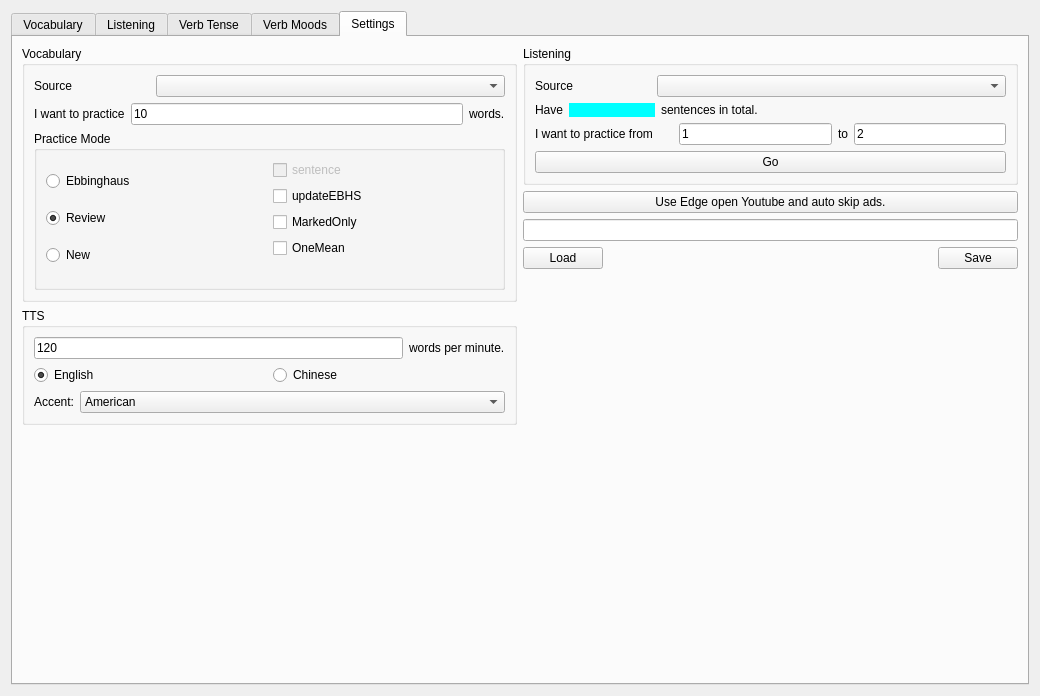
Above: ui/EnglishPractice.ui from SuWeipeng/EnglishPractice before the change. Below: the same form after it.
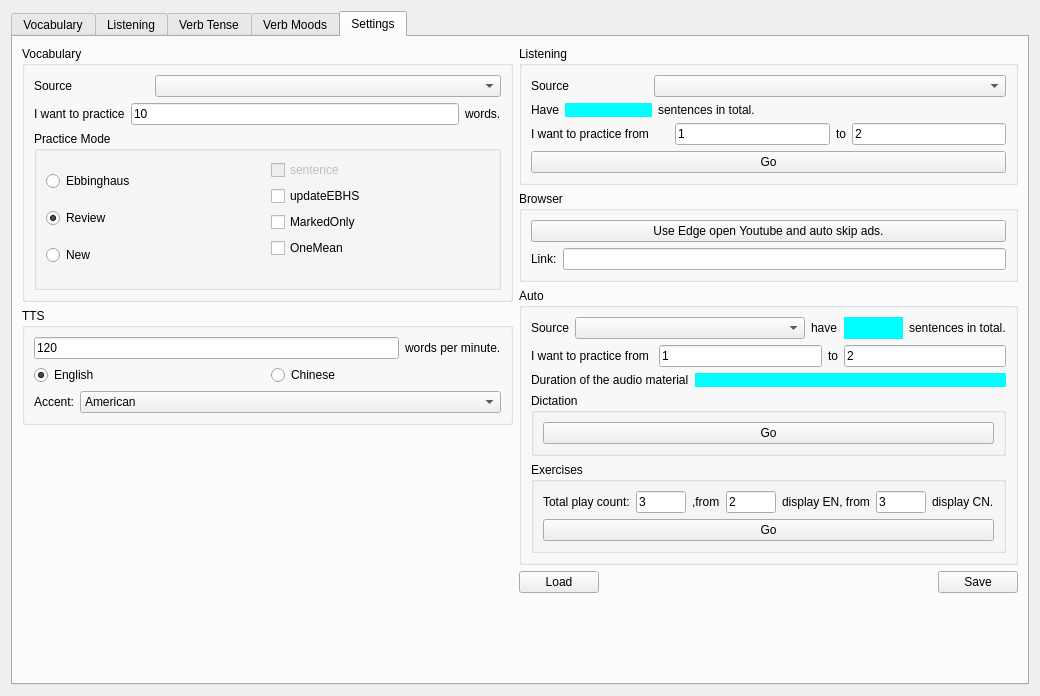
That is the form after the change. The open tabs and pages were chosen to show the change.

Commit message: Add dictation mode

```diff
--- a/ui/EnglishPractice.ui
+++ b/ui/EnglishPractice.ui
@@ -4197,14 +4197,316 @@
           </widget>
          </item>
          <item>
-          <widget class="QPushButton" name="pushButton_11">
-           <property name="text">
-            <string>Use Edge open Youtube and auto skip ads.</string>
+          <widget class="QGroupBox" name="groupBox_22">
+           <property name="title">
+            <string>Browser</string>
            </property>
+           <layout class="QVBoxLayout" name="verticalLayout_47">
+            <item>
+             <widget class="QPushButton" name="pushButton_11">
+              <property name="text">
+               <string>Use Edge open Youtube and auto skip ads.</string>
+              </property>
+             </widget>
+            </item>
+            <item>
+             <layout class="QHBoxLayout" name="horizontalLayout_65">
+              <item>
+               <widget class="QLabel" name="label_88">
+                <property name="text">
+                 <string>Link:</string>
+                </property>
+               </widget>
+              </item>
+              <item>
+               <widget class="QLineEdit" name="lineEdit_5"/>
+              </item>
+             </layout>
+            </item>
+           </layout>
           </widget>
          </item>
          <item>
-          <widget class="QLineEdit" name="lineEdit_5"/>
+          <widget class="QGroupBox" name="groupBox_23">
+           <property name="title">
+            <string>Auto</string>
+           </property>
+           <layout class="QVBoxLayout" name="verticalLayout_48">
+            <item>
+             <layout class="QHBoxLayout" name="horizontalLayout_66">
+              <item>
+               <widget class="QLabel" name="label_99">
+                <property name="text">
+                 <string>Source</string>
+                </property>
+               </widget>
+              </item>
+              <item>
+               <widget class="QComboBox" name="comboBox_4">
+                <property name="sizePolicy">
+                 <sizepolicy hsizetype="Expanding" vsizetype="Fixed">
+                  <horstretch>0</horstretch>
+                  <verstretch>0</verstretch>
+                 </sizepolicy>
+                </property>
+               </widget>
+              </item>
+              <item>
+               <widget class="QLabel" name="label_100">
+                <property name="sizePolicy">
+                 <sizepolicy hsizetype="Fixed" vsizetype="Preferred">
+                  <horstretch>0</horstretch>
+                  <verstretch>0</verstretch>
+                 </sizepolicy>
+                </property>
+                <property name="text">
+                 <string>have</string>
+                </property>
+               </widget>
+              </item>
+              <item>
+               <widget class="QLabel" name="label_101">
+                <property name="sizePolicy">
+                 <sizepolicy hsizetype="Preferred" vsizetype="Preferred">
+                  <horstretch>0</horstretch>
+                  <verstretch>0</verstretch>
+                 </sizepolicy>
+                </property>
+                <property name="minimumSize">
+                 <size>
+                  <width>59</width>
+                  <height>0</height>
+                 </size>
+                </property>
+                <property name="maximumSize">
+                 <size>
+                  <width>69</width>
+                  <height>16777215</height>
+                 </size>
+                </property>
+                <property name="styleSheet">
+                 <string notr="true">background-color: Cyan</string>
+                </property>
+                <property name="text">
+                 <string/>
+                </property>
+               </widget>
+              </item>
+              <item>
+               <widget class="QLabel" name="label_102">
+                <property name="sizePolicy">
+                 <sizepolicy hsizetype="Fixed" vsizetype="Preferred">
+                  <horstretch>0</horstretch>
+                  <verstretch>0</verstretch>
+                 </sizepolicy>
+                </property>
+                <property name="text">
+                 <string>sentences in total.</string>
+                </property>
+               </widget>
+              </item>
+             </layout>
+            </item>
+            <item>
+             <layout class="QHBoxLayout" name="horizontalLayout_69">
+              <item>
+               <widget class="QLabel" name="label_103">
+                <property name="text">
+                 <string>I want to practice from </string>
+                </property>
+               </widget>
+              </item>
+              <item>
+               <widget class="QLineEdit" name="lineEdit_6">
+                <property name="text">
+                 <string>1</string>
+                </property>
+               </widget>
+              </item>
+              <item>
+               <widget class="QLabel" name="label_104">
+                <property name="text">
+                 <string>to</string>
+                </property>
+               </widget>
+              </item>
+              <item>
+               <widget class="QLineEdit" name="lineEdit_7">
+                <property name="text">
+                 <string>2</string>
+                </property>
+               </widget>
+              </item>
+             </layout>
+            </item>
+            <item>
+             <layout class="QHBoxLayout" name="horizontalLayout_70">
+              <item>
+               <widget class="QLabel" name="label_105">
+                <property name="sizePolicy">
+                 <sizepolicy hsizetype="Fixed" vsizetype="Preferred">
+                  <horstretch>0</horstretch>
+                  <verstretch>0</verstretch>
+                 </sizepolicy>
+                </property>
+                <property name="text">
+                 <string>Duration of the audio material</string>
+                </property>
+               </widget>
+              </item>
+              <item>
+               <widget class="QLabel" name="label_106">
+                <property name="styleSheet">
+                 <string notr="true">background-color: Cyan</string>
+                </property>
+                <property name="text">
+                 <string/>
+                </property>
+               </widget>
+              </item>
+             </layout>
+            </item>
+            <item>
+             <widget class="QGroupBox" name="groupBox_24">
+              <property name="title">
+               <string>Dictation</string>
+              </property>
+              <layout class="QVBoxLayout" name="verticalLayout_49">
+               <item>
+                <widget class="QPushButton" name="pushButton_29">
+                 <property name="text">
+                  <string>Go</string>
+                 </property>
+                </widget>
+               </item>
+              </layout>
+             </widget>
+            </item>
+            <item>
+             <widget class="QGroupBox" name="groupBox_25">
+              <property name="title">
+               <string>Exercises</string>
+              </property>
+              <layout class="QVBoxLayout" name="verticalLayout_50">
+               <item>
+                <layout class="QHBoxLayout" name="horizontalLayout_71">
+                 <item>
+                  <widget class="QLabel" name="label_107">
+                   <property name="text">
+                    <string>Total play count:</string>
+                   </property>
+                  </widget>
+                 </item>
+                 <item>
+                  <widget class="QLineEdit" name="lineEdit_8">
+                   <property name="sizePolicy">
+                    <sizepolicy hsizetype="Preferred" vsizetype="Fixed">
+                     <horstretch>0</horstretch>
+                     <verstretch>0</verstretch>
+                    </sizepolicy>
+                   </property>
+                   <property name="minimumSize">
+                    <size>
+                     <width>30</width>
+                     <height>0</height>
+                    </size>
+                   </property>
+                   <property name="maximumSize">
+                    <size>
+                     <width>50</width>
+                     <height>16777215</height>
+                    </size>
+                   </property>
+                   <property name="text">
+                    <string>3</string>
+                   </property>
+                  </widget>
+                 </item>
+                 <item>
+                  <widget class="QLabel" name="label_108">
+                   <property name="text">
+                    <string>,from</string>
+                   </property>
+                  </widget>
+                 </item>
+                 <item>
+                  <widget class="QLineEdit" name="lineEdit_9">
+                   <property name="sizePolicy">
+                    <sizepolicy hsizetype="Preferred" vsizetype="Fixed">
+                     <horstretch>0</horstretch>
+                     <verstretch>0</verstretch>
+                    </sizepolicy>
+                   </property>
+                   <property name="minimumSize">
+                    <size>
+                     <width>30</width>
+                     <height>0</height>
+                    </size>
+                   </property>
+                   <property name="maximumSize">
+                    <size>
+                     <width>50</width>
+                     <height>16777215</height>
+                    </size>
+                   </property>
+                   <property name="text">
+                    <string>2</string>
+                   </property>
+                  </widget>
+                 </item>
+                 <item>
+                  <widget class="QLabel" name="label_109">
+                   <property name="text">
+                    <string>display EN, from</string>
+                   </property>
+                  </widget>
+                 </item>
+                 <item>
+                  <widget class="QLineEdit" name="lineEdit_10">
+                   <property name="sizePolicy">
+                    <sizepolicy hsizetype="Preferred" vsizetype="Fixed">
+                     <horstretch>0</horstretch>
+                     <verstretch>0</verstretch>
+                    </sizepolicy>
+                   </property>
+                   <property name="minimumSize">
+                    <size>
+                     <width>30</width>
+                     <height>0</height>
+                    </size>
+                   </property>
+                   <property name="maximumSize">
+                    <size>
+                     <width>50</width>
+                     <height>16777215</height>
+                    </size>
+                   </property>
+                   <property name="text">
+                    <string>3</string>
+                   </property>
+                  </widget>
+                 </item>
+                 <item>
+                  <widget class="QLabel" name="label_110">
+                   <property name="text">
+                    <string>display CN.</string>
+                   </property>
+                  </widget>
+                 </item>
+                </layout>
+               </item>
+               <item>
+                <widget class="QPushButton" name="pushButton_30">
+                 <property name="text">
+                  <string>Go</string>
+                 </property>
+                </widget>
+               </item>
+              </layout>
+             </widget>
+            </item>
+           </layout>
+          </widget>
          </item>
          <item>
           <layout class="QHBoxLayout" name="horizontalLayout_6">
```
The commit also changes 1 other file.
